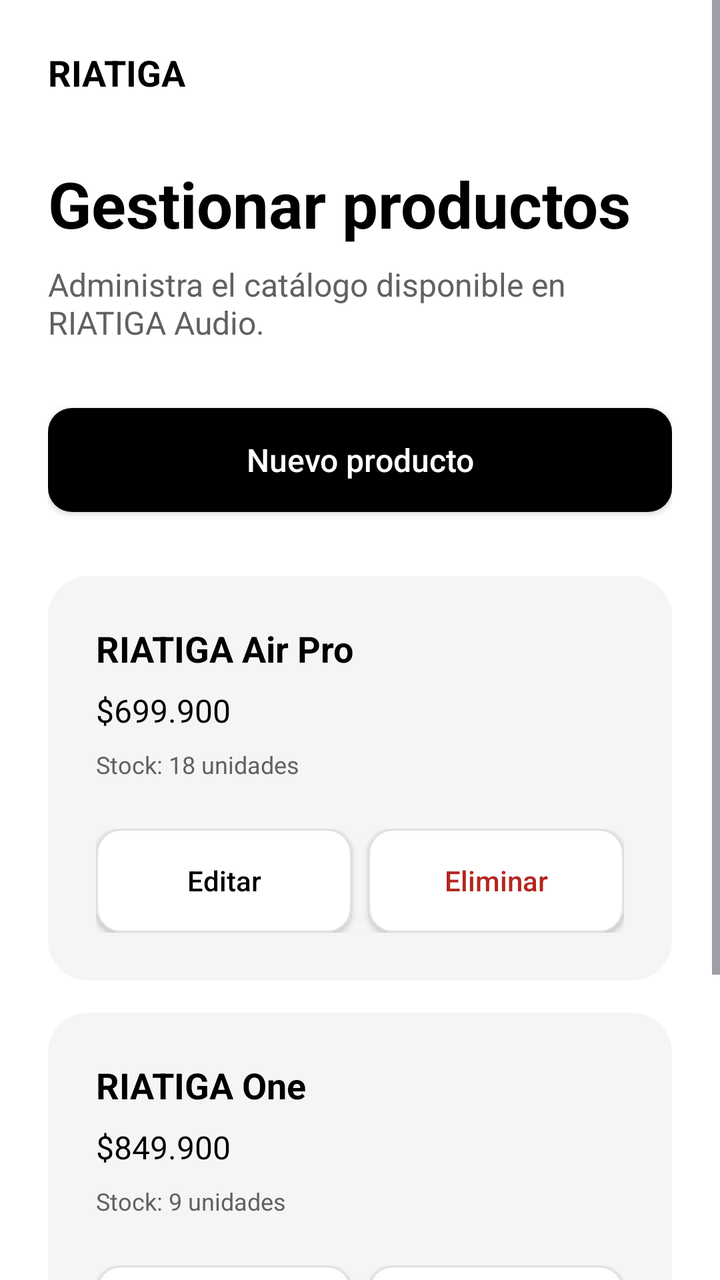
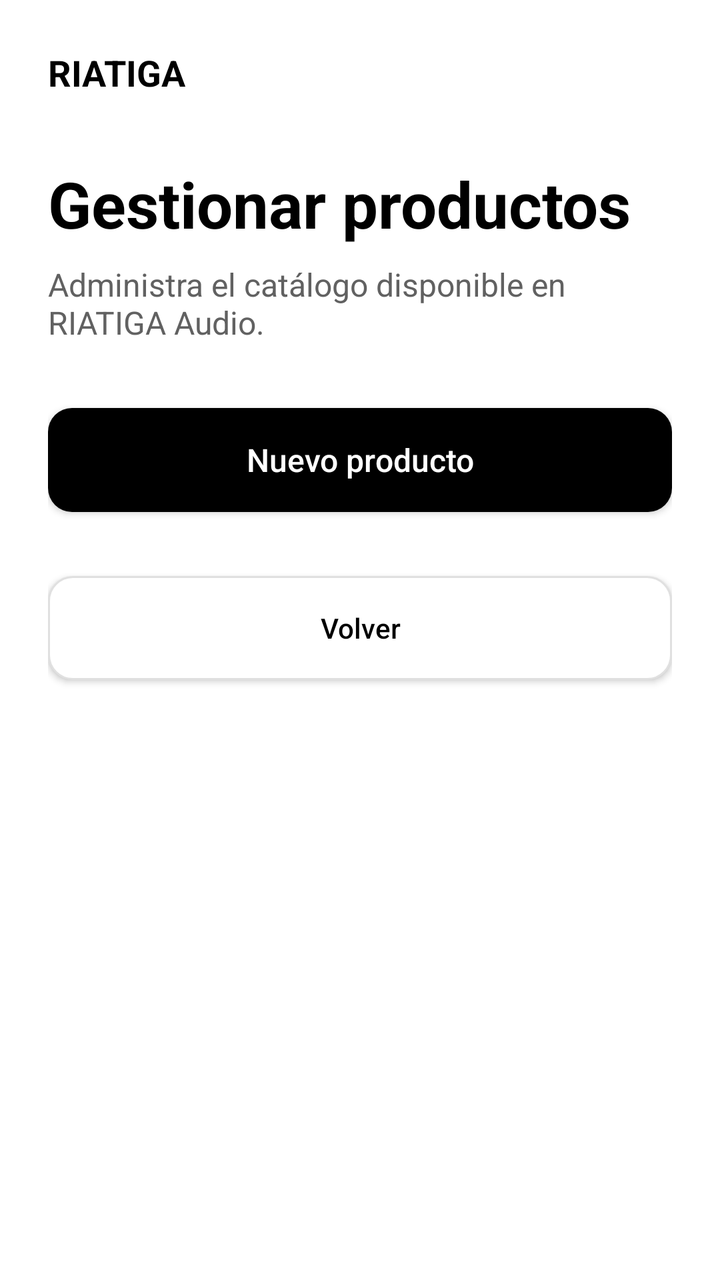

Compare the two renders of this Android layout. The source of the first and the diff that turns it into the second are given below.
<!-- AndroidManifest.xml: application theme Theme.RIATIGAAudio -->
<!-- res/layout/activity_product_management.xml -->
<?xml version="1.0" encoding="utf-8"?>
<ScrollView
    xmlns:android="http://schemas.android.com/apk/res/android"
    xmlns:app="http://schemas.android.com/apk/res-auto"
    android:id="@+id/main"
    android:layout_width="match_parent"
    android:layout_height="match_parent"
    android:background="@color/background"
    android:fillViewport="true">

    <LinearLayout
        android:layout_width="match_parent"
        android:layout_height="wrap_content"
        android:orientation="vertical"
        android:padding="@dimen/space_lg">

        <TextView
            android:layout_width="wrap_content"
            android:layout_height="wrap_content"
            android:text="@string/brand_name"
            android:textColor="@color/text_primary"
            android:textSize="@dimen/text_subtitle"
            android:textStyle="bold" />

        <TextView
            android:layout_width="wrap_content"
            android:layout_height="wrap_content"
            android:layout_marginTop="@dimen/space_xl"
            android:text="@string/manage_products"
            android:textColor="@color/text_primary"
            android:textSize="@dimen/text_large_title"
            android:textStyle="bold" />

        <TextView
            android:layout_width="match_parent"
            android:layout_height="wrap_content"
            android:layout_marginTop="@dimen/space_sm"
            android:text="@string/manage_products_description"
            android:textColor="@color/text_secondary"
            android:textSize="@dimen/text_body" />

        <androidx.appcompat.widget.AppCompatButton
            android:id="@+id/btnNewProduct"
            android:layout_width="match_parent"
            android:layout_height="@dimen/button_height"
            android:layout_marginTop="@dimen/space_xl"
            android:background="@drawable/bg_button_primary"
            android:text="@string/new_product"
            android:textAllCaps="false"
            android:textColor="@color/white"
            android:textSize="@dimen/text_body"
            app:backgroundTint="@null" />

        
        <LinearLayout
            android:id="@+id/cardAirPro"
            android:layout_width="match_parent"
            android:layout_height="wrap_content"
            android:layout_marginTop="@dimen/space_xl"
            android:background="@drawable/bg_card"
            android:orientation="vertical"
            android:padding="@dimen/space_lg">

            <TextView
                android:layout_width="wrap_content"
                android:layout_height="wrap_content"
                android:text="@string/air_pro"
                android:textColor="@color/text_primary"
                android:textSize="@dimen/text_subtitle"
                android:textStyle="bold" />

            <TextView
                android:layout_width="wrap_content"
                android:layout_height="wrap_content"
                android:layout_marginTop="@dimen/space_sm"
                android:text="@string/air_pro_price"
                android:textColor="@color/text_primary"
                android:textSize="@dimen/text_body" />

            <TextView
                android:layout_width="wrap_content"
                android:layout_height="wrap_content"
                android:layout_marginTop="@dimen/space_sm"
                android:text="@string/stock_air_pro"
                android:textColor="@color/text_secondary"
                android:textSize="@dimen/text_small" />

            <LinearLayout
                android:layout_width="match_parent"
                android:layout_height="wrap_content"
                android:layout_marginTop="@dimen/space_lg"
                android:orientation="horizontal">

                <androidx.appcompat.widget.AppCompatButton
                    android:id="@+id/btnEditAirPro"
                    android:layout_width="0dp"
                    android:layout_height="@dimen/button_height"
                    android:layout_weight="1"
                    android:background="@drawable/bg_input"
                    android:text="@string/edit"
                    android:textAllCaps="false"
                    android:textColor="@color/text_primary"
                    app:backgroundTint="@null" />

                <Space
                    android:layout_width="@dimen/space_sm"
                    android:layout_height="1dp" />

                <androidx.appcompat.widget.AppCompatButton
                    android:id="@+id/btnDeleteAirPro"
                    android:layout_width="0dp"
                    android:layout_height="@dimen/button_height"
                    android:layout_weight="1"
                    android:background="@drawable/bg_input"
                    android:text="@string/delete"
                    android:textAllCaps="false"
                    android:textColor="@color/error"
                    app:backgroundTint="@null" />

            </LinearLayout>

        </LinearLayout>

        
        <LinearLayout
            android:id="@+id/cardOne"
            android:layout_width="match_parent"
            android:layout_height="wrap_content"
            android:layout_marginTop="@dimen/space_md"
            android:background="@drawable/bg_card"
            android:orientation="vertical"
            android:padding="@dimen/space_lg">

            <TextView
                android:layout_width="wrap_content"
                android:layout_height="wrap_content"
                android:text="@string/one"
                android:textColor="@color/text_primary"
                android:textSize="@dimen/text_subtitle"
                android:textStyle="bold" />

            <TextView
                android:layout_width="wrap_content"
                android:layout_height="wrap_content"
                android:layout_marginTop="@dimen/space_sm"
                android:text="@string/one_price"
                android:textColor="@color/text_primary"
                android:textSize="@dimen/text_body" />

            <TextView
                android:layout_width="wrap_content"
                android:layout_height="wrap_content"
                android:layout_marginTop="@dimen/space_sm"
                android:text="@string/stock_one"
                android:textColor="@color/text_secondary"
                android:textSize="@dimen/text_small" />

            <LinearLayout
                android:layout_width="match_parent"
                android:layout_height="wrap_content"
                android:layout_marginTop="@dimen/space_lg"
                android:orientation="horizontal">

                <androidx.appcompat.widget.AppCompatButton
                    android:id="@+id/btnEditOne"
                    android:layout_width="0dp"
                    android:layout_height="@dimen/button_height"
                    android:layout_weight="1"
                    android:background="@drawable/bg_input"
                    android:text="@string/edit"
                    android:textAllCaps="false"
                    android:textColor="@color/text_primary"
                    app:backgroundTint="@null" />

                <Space
                    android:layout_width="@dimen/space_sm"
                    android:layout_height="1dp" />

                <androidx.appcompat.widget.AppCompatButton
                    android:id="@+id/btnDeleteOne"
                    android:layout_width="0dp"
                    android:layout_height="@dimen/button_height"
                    android:layout_weight="1"
                    android:background="@drawable/bg_input"
                    android:text="@string/delete"
                    android:textAllCaps="false"
                    android:textColor="@color/error"
                    app:backgroundTint="@null" />

            </LinearLayout>

        </LinearLayout>

        <androidx.appcompat.widget.AppCompatButton
            android:id="@+id/btnBack"
            android:layout_width="match_parent"
            android:layout_height="@dimen/button_height"
            android:layout_marginTop="@dimen/space_xl"
            android:layout_marginBottom="@dimen/space_lg"
            android:background="@drawable/bg_input"
            android:text="@string/back"
            android:textAllCaps="false"
            android:textColor="@color/text_primary"
            app:backgroundTint="@null" />

    </LinearLayout>

</ScrollView>
<!-- resources referenced by this layout -->
<resources>
  <color name="background">#FFFFFF</color>
  <color name="error">#B3261E</color>
  <color name="text_primary">#000000</color>
  <color name="text_secondary">#616161</color>
  <color name="white">#FFFFFF</color>
  <dimen name="button_height">52dp</dimen>
  <dimen name="space_lg">24dp</dimen>
  <dimen name="space_md">16dp</dimen>
  <dimen name="space_sm">8dp</dimen>
  <dimen name="space_xl">32dp</dimen>
  <dimen name="text_body">16sp</dimen>
  <dimen name="text_large_title">32sp</dimen>
  <dimen name="text_small">12sp</dimen>
  <dimen name="text_subtitle">18sp</dimen>
  <!-- drawable bg_button_primary (drawable) -->
  <?xml version="1.0" encoding="utf-8"?>
  <shape xmlns:android="http://schemas.android.com/apk/res/android"
      android:shape="rectangle">
  
      <solid android:color="@color/black" />
  
      <corners android:radius="@dimen/radius_md" />
  
  </shape>
  <!-- drawable bg_card (drawable) -->
  <?xml version="1.0" encoding="utf-8"?>
  <shape xmlns:android="http://schemas.android.com/apk/res/android"
      android:shape="rectangle">
  
      <solid android:color="@color/surface" />
  
      <corners android:radius="@dimen/radius_lg" />
  
  </shape>
  <!-- drawable bg_input (drawable) -->
  <?xml version="1.0" encoding="utf-8"?>
  <shape xmlns:android="http://schemas.android.com/apk/res/android"
      android:shape="rectangle">
  
      <solid android:color="@color/white" />
  
      <stroke
          android:width="1dp"
          android:color="@color/gray_300" />
  
      <corners android:radius="@dimen/radius_md" />
  
  </shape>
  <string name="air_pro">RIATIGA Air Pro</string>
  <string name="air_pro_price">$699.900</string>
  <string name="back">Volver</string>
  <string name="brand_name">RIATIGA</string>
  <string name="delete">Eliminar</string>
  <string name="edit">Editar</string>
  <string name="manage_products">Gestionar productos</string>
  <string name="manage_products_description">Administra el catálogo disponible en RIATIGA Audio.</string>
  <string name="new_product">Nuevo producto</string>
  <string name="one">RIATIGA One</string>
  <string name="one_price">$849.900</string>
  <string name="stock_air_pro">Stock: 18 unidades</string>
  <string name="stock_one">Stock: 9 unidades</string>
  <style name="Theme.RIATIGAAudio" parent="Base.Theme.RIATIGAAudio" />
  <color name="black">#000000</color>
  <dimen name="radius_md">12dp</dimen>
  <color name="surface">#F5F5F5</color>
  <dimen name="radius_lg">20dp</dimen>
  <color name="gray_300">#E0E0E0</color>
  <style name="Base.Theme.RIATIGAAudio" parent="Theme.Material3.DayNight.NoActionBar">
  
          
          <item name="colorSecondaryContainer">@color/gray_300</item>
          <item name="colorOnSecondaryContainer">@color/black</item>
  
      </style>
</resources>

<!-- the commit's change to res/layout/activity_product_management.xml (unified diff, before → after) -->
@@ -53,143 +53,10 @@
 
         
         <LinearLayout
-            android:id="@+id/cardAirPro"
+            android:id="@+id/productsContainer"
             android:layout_width="match_parent"
             android:layout_height="wrap_content"
-            android:layout_marginTop="@dimen/space_xl"
-            android:background="@drawable/bg_card"
-            android:orientation="vertical"
-            android:padding="@dimen/space_lg">
-
-            <TextView
-                android:layout_width="wrap_content"
-                android:layout_height="wrap_content"
-                android:text="@string/air_pro"
-                android:textColor="@color/text_primary"
-                android:textSize="@dimen/text_subtitle"
-                android:textStyle="bold" />
-
-            <TextView
-                android:layout_width="wrap_content"
-                android:layout_height="wrap_content"
-                android:layout_marginTop="@dimen/space_sm"
-                android:text="@string/air_pro_price"
-                android:textColor="@color/text_primary"
-                android:textSize="@dimen/text_body" />
-
-            <TextView
-                android:layout_width="wrap_content"
-                android:layout_height="wrap_content"
-                android:layout_marginTop="@dimen/space_sm"
-                android:text="@string/stock_air_pro"
-                android:textColor="@color/text_secondary"
-                android:textSize="@dimen/text_small" />
-
-            <LinearLayout
-                android:layout_width="match_parent"
-                android:layout_height="wrap_content"
-                android:layout_marginTop="@dimen/space_lg"
-                android:orientation="horizontal">
-
-                <androidx.appcompat.widget.AppCompatButton
-                    android:id="@+id/btnEditAirPro"
-                    android:layout_width="0dp"
-                    android:layout_height="@dimen/button_height"
-                    android:layout_weight="1"
-                    android:background="@drawable/bg_input"
-                    android:text="@string/edit"
-                    android:textAllCaps="false"
-                    android:textColor="@color/text_primary"
-                    app:backgroundTint="@null" />
-
-                <Space
-                    android:layout_width="@dimen/space_sm"
-                    android:layout_height="1dp" />
-
-                <androidx.appcompat.widget.AppCompatButton
-                    android:id="@+id/btnDeleteAirPro"
-                    android:layout_width="0dp"
-                    android:layout_height="@dimen/button_height"
-                    android:layout_weight="1"
-                    android:background="@drawable/bg_input"
-                    android:text="@string/delete"
-                    android:textAllCaps="false"
-                    android:textColor="@color/error"
-                    app:backgroundTint="@null" />
-
-            </LinearLayout>
-
-        </LinearLayout>
-
-        
-        <LinearLayout
-            android:id="@+id/cardOne"
-            android:layout_width="match_parent"
-            android:layout_height="wrap_content"
-            android:layout_marginTop="@dimen/space_md"
-            android:background="@drawable/bg_card"
-            android:orientation="vertical"
-            android:padding="@dimen/space_lg">
-
-            <TextView
-                android:layout_width="wrap_content"
-                android:layout_height="wrap_content"
-                android:text="@string/one"
-                android:textColor="@color/text_primary"
-                android:textSize="@dimen/text_subtitle"
-                android:textStyle="bold" />
-
-            <TextView
-                android:layout_width="wrap_content"
-                android:layout_height="wrap_content"
-                android:layout_marginTop="@dimen/space_sm"
-                android:text="@string/one_price"
-                android:textColor="@color/text_primary"
-                android:textSize="@dimen/text_body" />
-
-            <TextView
-                android:layout_width="wrap_content"
-                android:layout_height="wrap_content"
-                android:layout_marginTop="@dimen/space_sm"
-                android:text="@string/stock_one"
-                android:textColor="@color/text_secondary"
-                android:textSize="@dimen/text_small" />
-
-            <LinearLayout
-                android:layout_width="match_parent"
-                android:layout_height="wrap_content"
-                android:layout_marginTop="@dimen/space_lg"
-                android:orientation="horizontal">
-
-                <androidx.appcompat.widget.AppCompatButton
-                    android:id="@+id/btnEditOne"
-                    android:layout_width="0dp"
-                    android:layout_height="@dimen/button_height"
-                    android:layout_weight="1"
-                    android:background="@drawable/bg_input"
-                    android:text="@string/edit"
-                    android:textAllCaps="false"
-                    android:textColor="@color/text_primary"
-                    app:backgroundTint="@null" />
-
-                <Space
-                    android:layout_width="@dimen/space_sm"
-                    android:layout_height="1dp" />
-
-                <androidx.appcompat.widget.AppCompatButton
-                    android:id="@+id/btnDeleteOne"
-                    android:layout_width="0dp"
-                    android:layout_height="@dimen/button_height"
-                    android:layout_weight="1"
-                    android:background="@drawable/bg_input"
-                    android:text="@string/delete"
-                    android:textAllCaps="false"
-                    android:textColor="@color/error"
-                    app:backgroundTint="@null" />
-
-            </LinearLayout>
-
-        </LinearLayout>
+            android:orientation="vertical" />
 
         <androidx.appcompat.widget.AppCompatButton
             android:id="@+id/btnBack"
<!-- resource entries referenced after the edit -->
@@ -1,18 +1,15 @@
 <!-- resources referenced by this layout -->
 <resources>
   <color name="background">#FFFFFF</color>
-  <color name="error">#B3261E</color>
   <color name="text_primary">#000000</color>
   <color name="text_secondary">#616161</color>
   <color name="white">#FFFFFF</color>
   <dimen name="button_height">52dp</dimen>
   <dimen name="space_lg">24dp</dimen>
-  <dimen name="space_md">16dp</dimen>
   <dimen name="space_sm">8dp</dimen>
   <dimen name="space_xl">32dp</dimen>
   <dimen name="text_body">16sp</dimen>
   <dimen name="text_large_title">32sp</dimen>
-  <dimen name="text_small">12sp</dimen>
   <dimen name="text_subtitle">18sp</dimen>
   <!-- drawable bg_button_primary (drawable) -->
   <?xml version="1.0" encoding="utf-8"?>
@@ -22,16 +19,6 @@
       <solid android:color="@color/black" />
   
       <corners android:radius="@dimen/radius_md" />
-  
-  </shape>
-  <!-- drawable bg_card (drawable) -->
-  <?xml version="1.0" encoding="utf-8"?>
-  <shape xmlns:android="http://schemas.android.com/apk/res/android"
-      android:shape="rectangle">
-  
-      <solid android:color="@color/surface" />
-  
-      <corners android:radius="@dimen/radius_lg" />
   
   </shape>
   <!-- drawable bg_input (drawable) -->
@@ -48,24 +35,14 @@
       <corners android:radius="@dimen/radius_md" />
   
   </shape>
-  <string name="air_pro">RIATIGA Air Pro</string>
-  <string name="air_pro_price">$699.900</string>
   <string name="back">Volver</string>
   <string name="brand_name">RIATIGA</string>
-  <string name="delete">Eliminar</string>
-  <string name="edit">Editar</string>
   <string name="manage_products">Gestionar productos</string>
   <string name="manage_products_description">Administra el catálogo disponible en RIATIGA Audio.</string>
   <string name="new_product">Nuevo producto</string>
-  <string name="one">RIATIGA One</string>
-  <string name="one_price">$849.900</string>
-  <string name="stock_air_pro">Stock: 18 unidades</string>
-  <string name="stock_one">Stock: 9 unidades</string>
   <style name="Theme.RIATIGAAudio" parent="Base.Theme.RIATIGAAudio" />
   <color name="black">#000000</color>
   <dimen name="radius_md">12dp</dimen>
-  <color name="surface">#F5F5F5</color>
-  <dimen name="radius_lg">20dp</dimen>
   <color name="gray_300">#E0E0E0</color>
   <style name="Base.Theme.RIATIGAAudio" parent="Theme.Material3.DayNight.NoActionBar">
   
